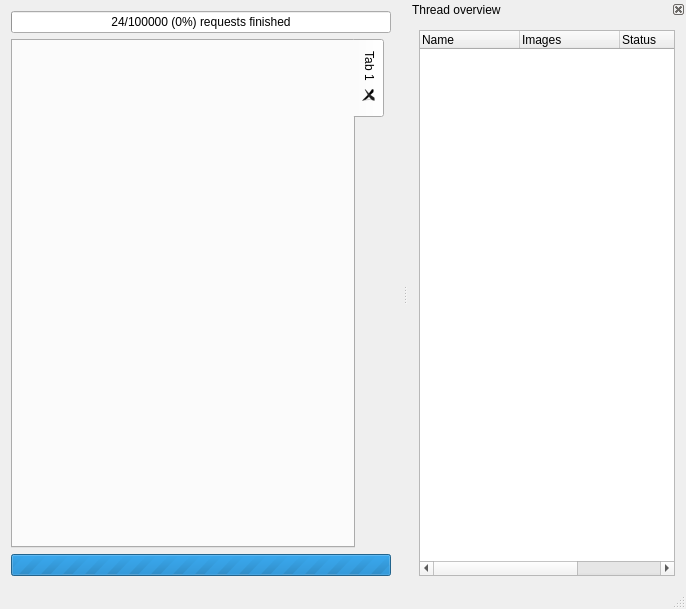
chrisdevchroma/fourchan-dl, file gui/mainwindow.ui: the form before one commit.
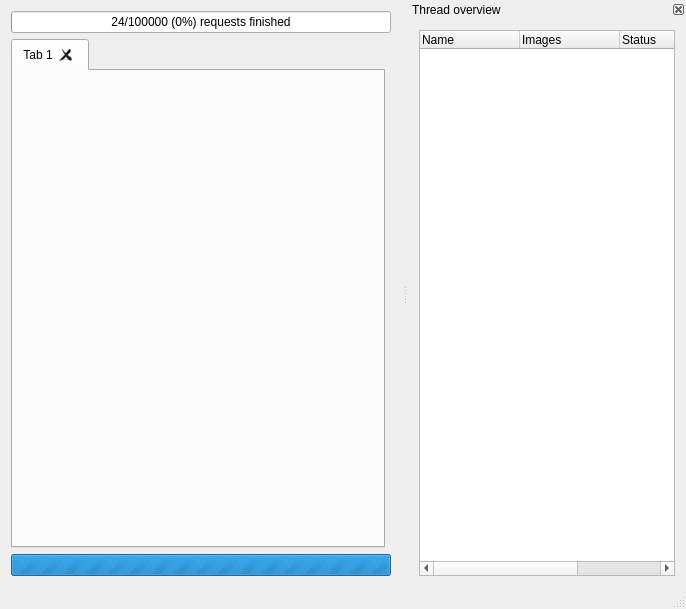
The form after the commit. Icons and pictures are not drawn.

```diff
--- a/gui/mainwindow.ui
+++ b/gui/mainwindow.ui
@@ -35,7 +35,7 @@
     <item row="1" column="0">
      <widget class="QTabWidget" name="tabWidget">
       <property name="tabPosition">
-       <enum>QTabWidget::East</enum>
+       <enum>QTabWidget::North</enum>
       </property>
       <property name="tabShape">
        <enum>QTabWidget::Rounded</enum>
@@ -47,7 +47,7 @@
        <bool>true</bool>
       </property>
       <property name="movable">
-       <bool>true</bool>
+       <bool>false</bool>
       </property>
       <widget class="QWidget" name="tab">
        <attribute name="title">
```
Left out of the diff: 15 changed lines with no effect on the pictures.
